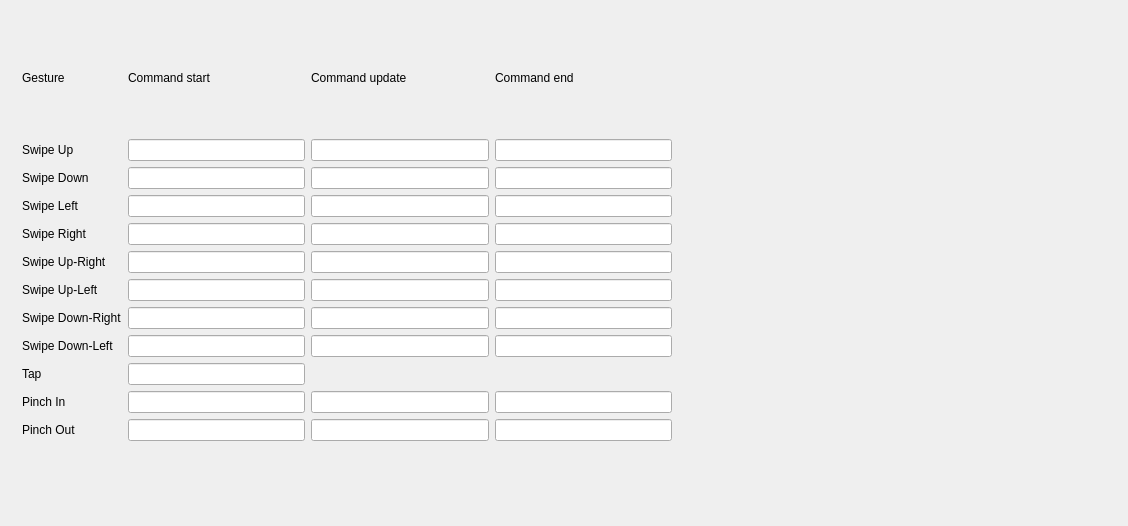
flisoch/gestures-gui, file gesturesview.ui: the form before one commit.
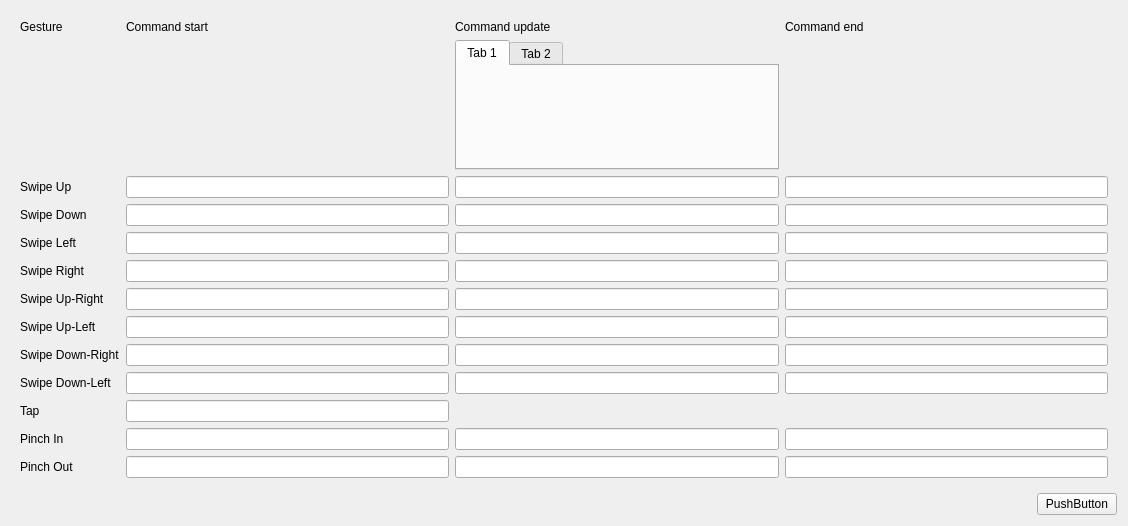
The form after the commit.

Diff of the .ui file:
```diff
--- a/gesturesview.ui
+++ b/gesturesview.ui
@@ -13,50 +13,20 @@
   <property name="windowTitle">
    <string>Form</string>
   </property>
-  <layout class="QGridLayout" name="gridLayout">
-   <item row="0" column="0">
+  <layout class="QVBoxLayout" name="verticalLayout">
+   <item>
     <widget class="QWidget" name="widget" native="true">
-     <widget class="QWidget" name="">
-      <property name="geometry">
-       <rect>
-        <x>11</x>
-        <y>11</y>
-        <width>650</width>
-        <height>419</height>
-       </rect>
-      </property>
+     <layout class="QHBoxLayout" name="horizontalLayout">
+      <item>
       <layout class="QGridLayout" name="gridLayout_2">
-       <item row="8" column="3">
-        <widget class="QLineEdit" name="swipe_down_left_end"/>
-       </item>
-       <item row="9" column="0">
-        <widget class="QLabel" name="label_11">
-         <property name="text">
-          <string>Tap</string>
-         </property>
-        </widget>
-       </item>
-       <item row="2" column="1">
-        <widget class="QLineEdit" name="swipe_down_start"/>
+        <item row="11" column="1">
+         <widget class="QLineEdit" name="pinch_in_start"/>
+        </item>
+        <item row="2" column="2">
+         <widget class="QLineEdit" name="swipe_up_update"/>
        </item>
        <item row="4" column="3">
-        <widget class="QLineEdit" name="swipe_right_end"/>
-       </item>
-       <item row="7" column="3">
-        <widget class="QLineEdit" name="swipe_down_right_end"/>
-       </item>
-       <item row="8" column="1">
-        <widget class="QLineEdit" name="swipe_down_left_start"/>
-       </item>
-       <item row="0" column="0">
-        <widget class="QLabel" name="label">
-         <property name="text">
-          <string>Gesture</string>
-         </property>
-        </widget>
-       </item>
-       <item row="3" column="2">
-        <widget class="QLineEdit" name="swipe_left_update"/>
+         <widget class="QLineEdit" name="swipe_left_end"/>
        </item>
        <item row="0" column="1">
         <widget class="QLabel" name="label_4">
@@ -65,145 +35,152 @@
          </property>
         </widget>
        </item>
-       <item row="3" column="3">
-        <widget class="QLineEdit" name="swipe_left_end"/>
-       </item>
-       <item row="4" column="0">
-        <widget class="QLabel" name="label_6">
-         <property name="text">
-          <string>Swipe Right</string>
-         </property>
-        </widget>
-       </item>
-       <item row="11" column="3">
-        <widget class="QLineEdit" name="pinch_out_end"/>
-       </item>
-       <item row="2" column="0">
-        <widget class="QLabel" name="label_3">
-         <property name="text">
-          <string>Swipe Down</string>
-         </property>
-        </widget>
-       </item>
-       <item row="11" column="1">
+        <item row="12" column="1">
         <widget class="QLineEdit" name="pinch_out_start"/>
        </item>
-       <item row="7" column="1">
-        <widget class="QLineEdit" name="swipe_down_right_start"/>
-       </item>
-       <item row="5" column="0">
-        <widget class="QLabel" name="label_7">
+        <item row="0" column="0">
+         <widget class="QLabel" name="label">
          <property name="text">
-          <string>Swipe Up-Right</string>
+           <string>Gesture</string>
          </property>
         </widget>
        </item>
-       <item row="1" column="1">
-        <widget class="QLineEdit" name="swipe_up_start"/>
-       </item>
-       <item row="2" column="2">
-        <widget class="QLineEdit" name="swipe_down_update"/>
-       </item>
-       <item row="10" column="1">
-        <widget class="QLineEdit" name="pinch_in_start"/>
-       </item>
-       <item row="10" column="2">
-        <widget class="QLineEdit" name="pinch_in_update"/>
-       </item>
-       <item row="5" column="2">
-        <widget class="QLineEdit" name="swipe_up_right_update"/>
-       </item>
-       <item row="6" column="2">
-        <widget class="QLineEdit" name="swipe_up_left_update"/>
-       </item>
-       <item row="2" column="3">
-        <widget class="QLineEdit" name="swipe_down_end"/>
-       </item>
-       <item row="1" column="2">
-        <widget class="QLineEdit" name="swipe_up_update"/>
-       </item>
-       <item row="7" column="2">
-        <widget class="QLineEdit" name="swipe_down_right_update"/>
-       </item>
-       <item row="8" column="0">
-        <widget class="QLabel" name="label_10">
-         <property name="text">
-          <string>Swipe Down-Left</string>
-         </property>
-        </widget>
-       </item>
-       <item row="0" column="2">
-        <widget class="QLabel" name="label_14">
-         <property name="text">
-          <string>Command update</string>
-         </property>
-        </widget>
-       </item>
-       <item row="4" column="2">
-        <widget class="QLineEdit" name="swipe_right_update"/>
-       </item>
-       <item row="8" column="2">
-        <widget class="QLineEdit" name="swipe_down_left_update"/>
-       </item>
-       <item row="4" column="1">
-        <widget class="QLineEdit" name="swipe_right_start"/>
-       </item>
        <item row="3" column="1">
-        <widget class="QLineEdit" name="swipe_left_start"/>
-       </item>
-       <item row="1" column="3">
+         <widget class="QLineEdit" name="swipe_down_start"/>
+        </item>
+        <item row="5" column="3">
+         <widget class="QLineEdit" name="swipe_right_end"/>
+        </item>
+        <item row="8" column="3">
+         <widget class="QLineEdit" name="swipe_down_right_end"/>
+        </item>
+        <item row="12" column="3">
+         <widget class="QLineEdit" name="pinch_out_end"/>
+        </item>
+        <item row="11" column="3">
+         <widget class="QLineEdit" name="pinch_in_end"/>
+        </item>
+        <item row="2" column="3">
         <widget class="QLineEdit" name="swipe_up_end"/>
        </item>
+        <item row="8" column="0">
+         <widget class="QLabel" name="label_9">
+          <property name="text">
+           <string>Swipe Down-Right</string>
+          </property>
+         </widget>
+        </item>
+        <item row="12" column="0">
+         <widget class="QLabel" name="label_13">
+          <property name="text">
+           <string>Pinch Out</string>
+          </property>
+         </widget>
+        </item>
+        <item row="6" column="2">
+         <widget class="QLineEdit" name="swipe_up_right_update"/>
+        </item>
+        <item row="9" column="3">
+         <widget class="QLineEdit" name="swipe_down_left_end"/>
+        </item>
+        <item row="6" column="3">
+         <widget class="QLineEdit" name="swipe_up_right_end"/>
+        </item>
+        <item row="3" column="2">
+         <widget class="QLineEdit" name="swipe_down_update"/>
+        </item>
        <item row="6" column="1">
+         <widget class="QLineEdit" name="swipe_up_right_start"/>
+        </item>
+        <item row="8" column="2">
+         <widget class="QLineEdit" name="swipe_down_right_update"/>
+        </item>
+        <item row="2" column="1">
+         <widget class="QLineEdit" name="swipe_up_start"/>
+        </item>
+        <item row="6" column="0">
+         <widget class="QLabel" name="label_7">
+          <property name="text">
+           <string>Swipe Up-Right</string>
+          </property>
+         </widget>
+        </item>
+        <item row="7" column="1">
         <widget class="QLineEdit" name="swipe_up_left_start"/>
        </item>
-       <item row="9" column="1">
+        <item row="9" column="2">
+         <widget class="QLineEdit" name="swipe_down_left_update"/>
+        </item>
+        <item row="10" column="1">
         <widget class="QLineEdit" name="tap">
          <property name="alignment">
           <set>Qt::AlignJustify|Qt::AlignVCenter</set>
          </property>
         </widget>
        </item>
-       <item row="1" column="0">
+        <item row="2" column="0">
         <widget class="QLabel" name="label_2">
          <property name="text">
           <string>Swipe Up</string>
          </property>
         </widget>
        </item>
-       <item row="11" column="2">
+        <item row="0" column="2">
+         <widget class="QLabel" name="label_14">
+          <property name="text">
+           <string>Command update</string>
+          </property>
+         </widget>
+        </item>
+        <item row="9" column="0">
+         <widget class="QLabel" name="label_10">
+          <property name="text">
+           <string>Swipe Down-Left</string>
+          </property>
+         </widget>
+        </item>
+        <item row="5" column="0">
+         <widget class="QLabel" name="label_6">
+          <property name="text">
+           <string>Swipe Right</string>
+          </property>
+         </widget>
+        </item>
+        <item row="5" column="2">
+         <widget class="QLineEdit" name="swipe_right_update"/>
+        </item>
+        <item row="12" column="2">
         <widget class="QLineEdit" name="pinch_out_update"/>
        </item>
-       <item row="5" column="1">
-        <widget class="QLineEdit" name="swipe_up_right_start"/>
-       </item>
-       <item row="10" column="3">
-        <widget class="QLineEdit" name="pinch_in_end"/>
-       </item>
-       <item row="5" column="3">
-        <widget class="QLineEdit" name="swipe_up_right_end"/>
-       </item>
-       <item row="3" column="0">
-        <widget class="QLabel" name="label_5">
-         <property name="text">
-          <string>Swipe Left</string>
-         </property>
-        </widget>
-       </item>
-       <item row="6" column="0">
+        <item row="4" column="1">
+         <widget class="QLineEdit" name="swipe_left_start"/>
+        </item>
+        <item row="11" column="2">
+         <widget class="QLineEdit" name="pinch_in_update"/>
+        </item>
+        <item row="7" column="2">
+         <widget class="QLineEdit" name="swipe_up_left_update"/>
+        </item>
+        <item row="7" column="0">
         <widget class="QLabel" name="label_8">
          <property name="text">
           <string>Swipe Up-Left</string>
          </property>
         </widget>
        </item>
-       <item row="11" column="0">
-        <widget class="QLabel" name="label_13">
+        <item row="4" column="0">
+         <widget class="QLabel" name="label_5">
          <property name="text">
-          <string>Pinch Out</string>
+           <string>Swipe Left</string>
          </property>
         </widget>
        </item>
+        <item row="9" column="1">
+         <widget class="QLineEdit" name="swipe_down_left_start"/>
+        </item>
+        <item row="3" column="3">
+         <widget class="QLineEdit" name="swipe_down_end"/>
+        </item>
        <item row="0" column="3">
         <widget class="QLabel" name="label_15">
          <property name="text">
@@ -211,25 +188,66 @@
          </property>
         </widget>
        </item>
-       <item row="10" column="0">
+        <item row="3" column="0">
+         <widget class="QLabel" name="label_3">
+          <property name="text">
+           <string>Swipe Down</string>
+          </property>
+         </widget>
+        </item>
+        <item row="11" column="0">
         <widget class="QLabel" name="label_12">
          <property name="text">
           <string>Pinch In</string>
          </property>
         </widget>
        </item>
-       <item row="7" column="0">
-        <widget class="QLabel" name="label_9">
+        <item row="5" column="1">
+         <widget class="QLineEdit" name="swipe_right_start"/>
+        </item>
+        <item row="8" column="1">
+         <widget class="QLineEdit" name="swipe_down_right_start"/>
+        </item>
+        <item row="10" column="0">
+         <widget class="QLabel" name="label_11">
          <property name="text">
-          <string>Swipe Down-Right</string>
+           <string>Tap</string>
          </property>
         </widget>
        </item>
-       <item row="6" column="3">
+        <item row="7" column="3">
         <widget class="QLineEdit" name="swipe_up_left_end"/>
        </item>
-      </layout>
-     </widget>
+        <item row="4" column="2">
+         <widget class="QLineEdit" name="swipe_left_update"/>
+        </item>
+        <item row="1" column="2">
+         <widget class="QTabWidget" name="tabWidget">
+          <property name="currentIndex">
+           <number>0</number>
+          </property>
+          <widget class="QWidget" name="tab">
+           <attribute name="title">
+            <string>Tab 1</string>
+           </attribute>
+          </widget>
+          <widget class="QWidget" name="tab_2">
+           <attribute name="title">
+            <string>Tab 2</string>
+           </attribute>
+          </widget>
+         </widget>
+        </item>
+       </layout>
+      </item>
+     </layout>
+    </widget>
+   </item>
+   <item alignment="Qt::AlignRight">
+    <widget class="QPushButton" name="pushButton">
+     <property name="text">
+      <string>PushButton</string>
+     </property>
     </widget>
    </item>
   </layout>
```
Lines whose indentation alone changed are shown as unchanged.
